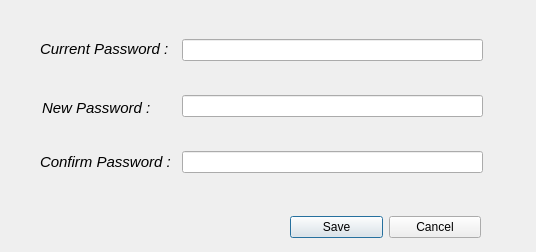
Before: the Qt Designer form AP/new_password_dialog.ui in AP-projects-4001/Guys, drawn with Qt 5.
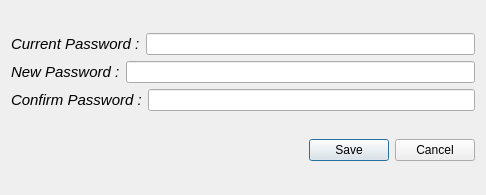
After: the same form once the commit is applied.

Commit message: Responsive UIs and fix bugs in lineEdit validators

Diff of the .ui file:
```diff
--- a/AP/new_password_dialog.ui
+++ b/AP/new_password_dialog.ui
@@ -6,23 +6,43 @@
    <rect>
     <x>0</x>
     <y>0</y>
-    <width>536</width>
-    <height>252</height>
+    <width>486</width>
+    <height>195</height>
    </rect>
   </property>
+  <property name="minimumSize">
+   <size>
+    <width>486</width>
+    <height>195</height>
+   </size>
+  </property>
+  <property name="maximumSize">
+   <size>
+    <width>486</width>
+    <height>195</height>
+   </size>
+  </property>
   <property name="windowTitle">
    <string>Dialog</string>
   </property>
-  <widget class="QWidget" name="layoutWidget">
-   <property name="geometry">
-    <rect>
-     <x>182</x>
-     <y>11</y>
-     <width>301</width>
-     <height>191</height>
-    </rect>
-   </property>
-   <layout class="QVBoxLayout" name="verticalLayout">
+  <layout class="QGridLayout" name="gridLayout_2">
+   <item row="0" column="0">
+    <layout class="QGridLayout" name="gridLayout">
+     <item row="0" column="0">
+      <layout class="QHBoxLayout" name="horizontalLayout_2">
+       <item>
+        <widget class="QLabel" name="label">
+         <property name="font">
+          <font>
+           <family>Microsoft Sans Serif</family>
+           <pointsize>11</pointsize>
+          </font>
+         </property>
+         <property name="text">
+          <string>&lt;html&gt;&lt;head/&gt;&lt;body&gt;&lt;p&gt;&lt;span style=&quot; font-style:italic;&quot;&gt;Current Password :&lt;/span&gt;&lt;/p&gt;&lt;/body&gt;&lt;/html&gt;</string>
+         </property>
+        </widget>
+       </item>
     <item>
      <widget class="QLineEdit" name="lineEdit_current">
       <property name="echoMode">
@@ -30,6 +50,23 @@
       </property>
      </widget>
     </item>
+      </layout>
+     </item>
+     <item row="1" column="0">
+      <layout class="QHBoxLayout" name="horizontalLayout_3">
+       <item>
+        <widget class="QLabel" name="label_2">
+         <property name="font">
+          <font>
+           <family>Microsoft Sans Serif</family>
+           <pointsize>11</pointsize>
+          </font>
+         </property>
+         <property name="text">
+          <string>&lt;html&gt;&lt;head/&gt;&lt;body&gt;&lt;p&gt;&lt;span style=&quot; font-style:italic;&quot;&gt;New Password :&lt;/span&gt;&lt;/p&gt;&lt;/body&gt;&lt;/html&gt;</string>
+         </property>
+        </widget>
+       </item>
     <item>
      <widget class="QLineEdit" name="lineEdit_new">
       <property name="echoMode">
@@ -37,24 +74,12 @@
       </property>
      </widget>
     </item>
-    <item>
-     <widget class="QLineEdit" name="lineEdit_confirm">
-      <property name="echoMode">
-       <enum>QLineEdit::Password</enum>
-      </property>
-     </widget>
-    </item>
-   </layout>
-  </widget>
+      </layout>
+     </item>
+     <item row="2" column="0">
+      <layout class="QHBoxLayout" name="horizontalLayout_4">
+       <item>
   <widget class="QLabel" name="label_3">
-   <property name="geometry">
-    <rect>
-     <x>40</x>
-     <y>152</y>
-     <width>133</width>
-     <height>21</height>
-    </rect>
-   </property>
    <property name="font">
     <font>
      <family>Microsoft Sans Serif</family>
@@ -65,53 +90,34 @@
     <string>&lt;html&gt;&lt;head/&gt;&lt;body&gt;&lt;p&gt;&lt;span style=&quot; font-style:italic;&quot;&gt;Confirm Password :&lt;/span&gt;&lt;/p&gt;&lt;/body&gt;&lt;/html&gt;</string>
    </property>
   </widget>
-  <widget class="QLabel" name="label_2">
-   <property name="geometry">
-    <rect>
-     <x>42</x>
-     <y>99</y>
-     <width>110</width>
-     <height>17</height>
-    </rect>
-   </property>
-   <property name="font">
-    <font>
-     <family>Microsoft Sans Serif</family>
-     <pointsize>11</pointsize>
-    </font>
-   </property>
-   <property name="text">
-    <string>&lt;html&gt;&lt;head/&gt;&lt;body&gt;&lt;p&gt;&lt;span style=&quot; font-style:italic;&quot;&gt;New Password :&lt;/span&gt;&lt;/p&gt;&lt;/body&gt;&lt;/html&gt;</string>
-   </property>
-  </widget>
-  <widget class="QLabel" name="label">
-   <property name="geometry">
-    <rect>
-     <x>40</x>
-     <y>40</y>
-     <width>129</width>
-     <height>17</height>
-    </rect>
-   </property>
-   <property name="font">
-    <font>
-     <family>Microsoft Sans Serif</family>
-     <pointsize>11</pointsize>
-    </font>
-   </property>
-   <property name="text">
-    <string>&lt;html&gt;&lt;head/&gt;&lt;body&gt;&lt;p&gt;&lt;span style=&quot; font-style:italic;&quot;&gt;Current Password :&lt;/span&gt;&lt;/p&gt;&lt;/body&gt;&lt;/html&gt;</string>
-   </property>
-  </widget>
-  <widget class="QWidget" name="layoutWidget">
-   <property name="geometry">
-    <rect>
-     <x>290</x>
-     <y>210</y>
-     <width>191</width>
-     <height>34</height>
-    </rect>
-   </property>
+       </item>
+       <item>
+        <widget class="QLineEdit" name="lineEdit_confirm">
+         <property name="echoMode">
+          <enum>QLineEdit::Password</enum>
+         </property>
+        </widget>
+       </item>
+      </layout>
+     </item>
+    </layout>
+   </item>
+   <item row="1" column="0">
+    <layout class="QHBoxLayout" name="horizontalLayout_5">
+     <item>
+      <spacer name="horizontalSpacer">
+       <property name="orientation">
+        <enum>Qt::Horizontal</enum>
+       </property>
+       <property name="sizeHint" stdset="0">
+        <size>
+         <width>40</width>
+         <height>20</height>
+        </size>
+       </property>
+      </spacer>
+     </item>
+     <item>
    <layout class="QHBoxLayout" name="horizontalLayout">
     <item>
      <widget class="QPushButton" name="pushButton_2">
@@ -128,7 +134,10 @@
      </widget>
     </item>
    </layout>
-  </widget>
+     </item>
+    </layout>
+   </item>
+  </layout>
  </widget>
  <resources/>
  <connections/>
```
Lines whose indentation alone changed are shown as unchanged. The commit also changes 10 other files.
